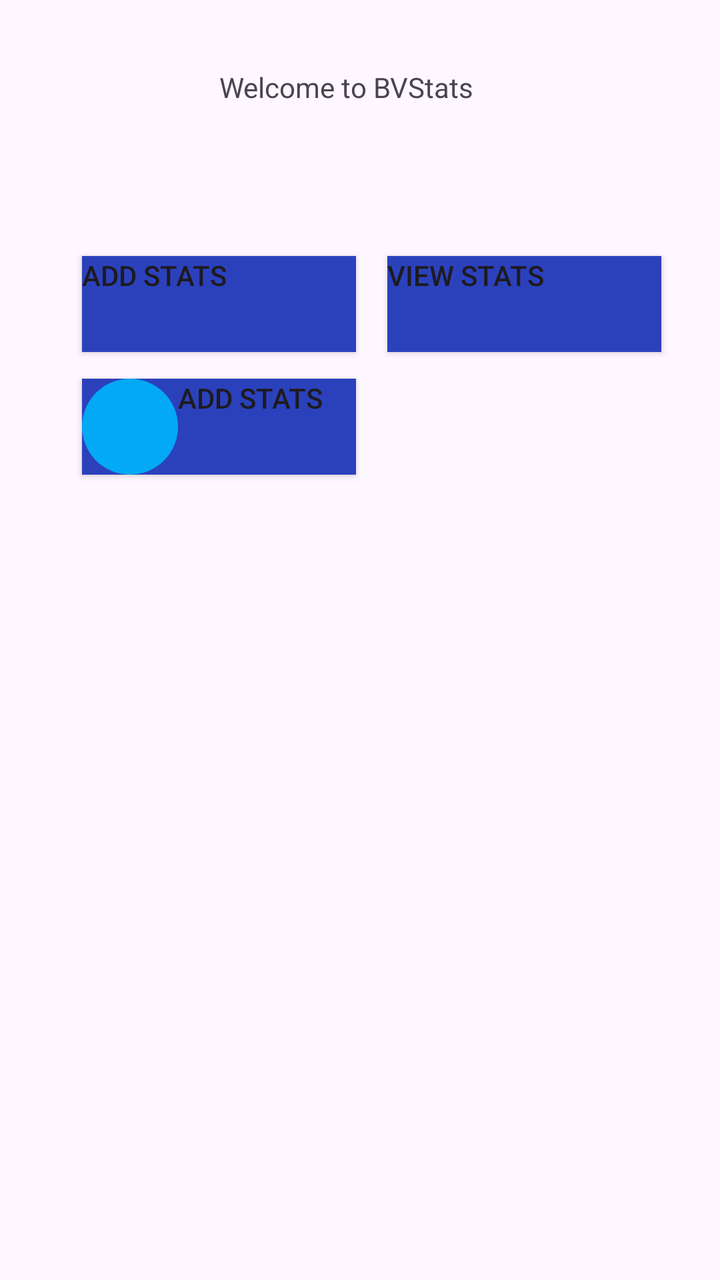
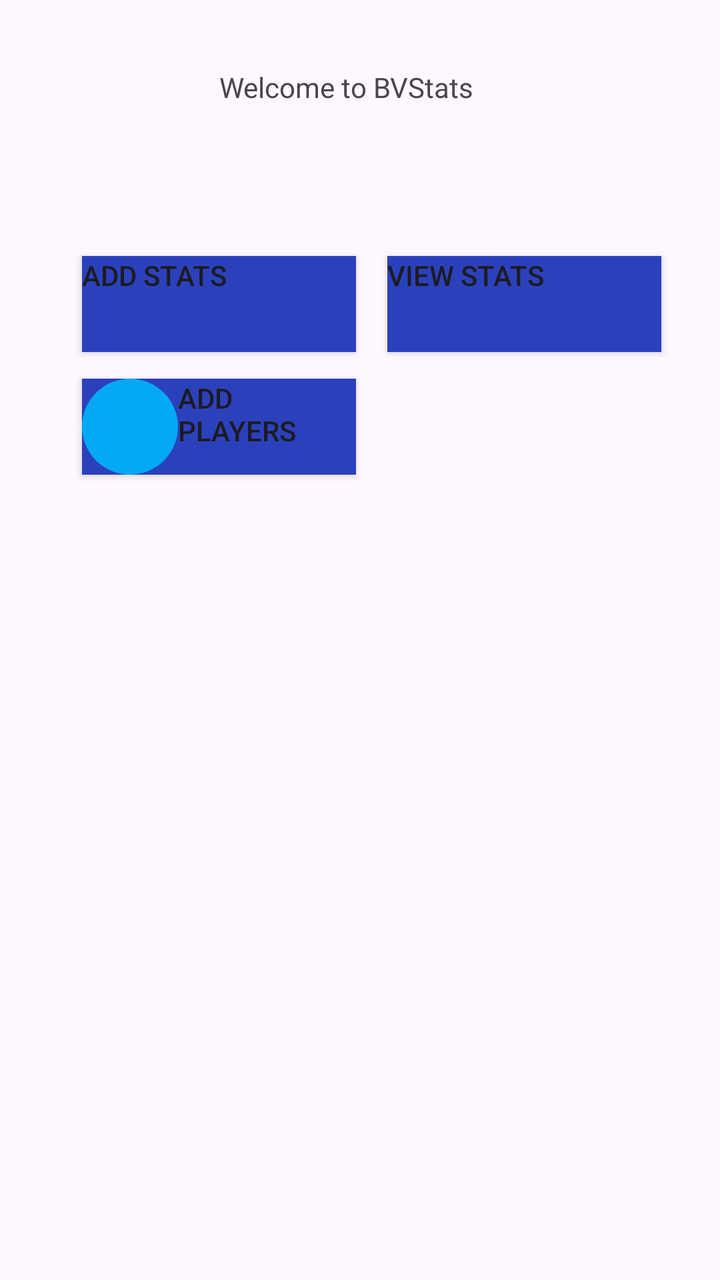

Two renders of the same Android screen: before a commit and after it. Below are the layout's source before the change and the commit's diff.
<!-- AndroidManifest.xml: activity theme Theme.NaujasProjektas -->
<!-- res/layout/activity_menu.xml -->
<?xml version="1.0" encoding="utf-8"?>
<androidx.constraintlayout.widget.ConstraintLayout xmlns:android="http://schemas.android.com/apk/res/android"
    xmlns:app="http://schemas.android.com/apk/res-auto"
    xmlns:tools="http://schemas.android.com/tools"
    android:id="@+id/main"
    android:layout_width="match_parent"
    android:layout_height="match_parent"
    tools:context=".MenuActivity">


    <Button
        android:id="@+id/btnAddStats"
        android:layout_width="137dp"
        android:layout_height="wrap_content"
        android:background="@drawable/btn_bg_selector"
        android:gravity="left"
        android:text="ADD Stats"
        app:layout_constraintBottom_toBottomOf="parent"
        app:layout_constraintEnd_toStartOf="@+id/btnStats"
        app:layout_constraintHorizontal_bias="0.721"
        app:layout_constraintStart_toStartOf="parent"
        app:layout_constraintTop_toTopOf="parent"
        app:layout_constraintVertical_bias="0.216" />

    <Button
        android:id="@+id/btnCreatePlayer"
        android:layout_width="137dp"
        android:layout_height="wrap_content"
        android:background="@drawable/btn_bg_selector"
        android:gravity="left"
        android:text="ADD Stats"
        android:drawableLeft="@drawable/shape_round"
        app:layout_constraintBottom_toBottomOf="parent"
        app:layout_constraintEnd_toStartOf="@+id/btnStats"
        app:layout_constraintHorizontal_bias="0.722"
        app:layout_constraintStart_toStartOf="parent"
        app:layout_constraintTop_toTopOf="parent"
        app:layout_constraintVertical_bias="0.32" />

    <Button
        android:id="@+id/btnStats"
        android:layout_width="137dp"
        android:layout_height="wrap_content"
        android:background="@drawable/btn_bg_selector"
        android:gravity="left"
        android:text="View Stats"
        app:layout_constraintBottom_toBottomOf="parent"
        app:layout_constraintEnd_toEndOf="parent"
        app:layout_constraintHorizontal_bias="0.868"
        app:layout_constraintStart_toStartOf="parent"
        app:layout_constraintTop_toTopOf="parent"
        app:layout_constraintVertical_bias="0.216" />

    <TextView
        android:id="@+id/textView"
        android:layout_width="141dp"
        android:layout_height="61dp"
        android:text="Welcome to BVStats"
        app:layout_constraintBottom_toBottomOf="parent"
        app:layout_constraintEnd_toEndOf="parent"
        app:layout_constraintStart_toStartOf="parent"
        app:layout_constraintTop_toTopOf="parent"
        app:layout_constraintVertical_bias="0.059" />

</androidx.constraintlayout.widget.ConstraintLayout>
<!-- resources referenced by this layout -->
<resources>
  <!-- drawable btn_bg_selector (drawable) -->
  <?xml version="1.0" encoding="utf-8"?>
  <selector xmlns:android="http://schemas.android.com/apk/res/android">
      <item android:state_pressed="true" android:drawable="@color/black"/>
      <item android:state_focused="true" android:drawable="@color/white"/>
      <item android:drawable="@color/blue"/>
  </selector>
  <!-- drawable shape_round (drawable) -->
  <?xml version="1.0" encoding="utf-8"?>
  <ripple xmlns:android="http://schemas.android.com/apk/res/android"
      xmlns:tools="http://schemas.android.com/tools"
      android:color="#71F1E5"
      tools:targetApi="lollipop">
  
      <item>
          <shape>
              <solid android:color="#03A9F4" />
              <size android:width="48dp" android:height="48dp" />
              <corners android:radius="24dp" />
          </shape>
      </item>
  
  </ripple>
  <style name="Theme.NaujasProjektas" parent="Base.Theme.NaujasProjektas" />
  <color name="black">#FF000000</color>
  <color name="white">#FFFFFFFF</color>
  <color name="blue">#2B41BC</color>
  <style name="Base.Theme.NaujasProjektas" parent="Theme.Material3.DayNight.NoActionBar">
          
          
      </style>
</resources>

<!-- the commit's change to res/layout/activity_menu.xml (unified diff, before → after) -->
@@ -28,7 +28,7 @@
         android:layout_height="wrap_content"
         android:background="@drawable/btn_bg_selector"
         android:gravity="left"
-        android:text="ADD Stats"
+        android:text="ADD Players"
         android:drawableLeft="@drawable/shape_round"
         app:layout_constraintBottom_toBottomOf="parent"
         app:layout_constraintEnd_toStartOf="@+id/btnStats"
